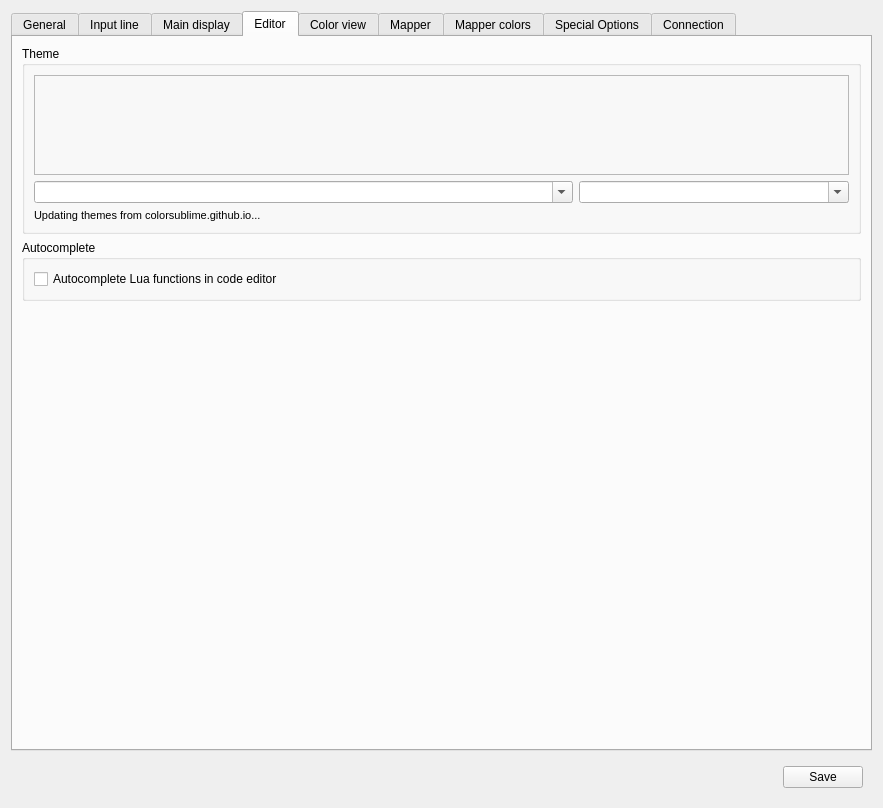
This is src/ui/profile_preferences.ui in Mudlet/Mudlet as Qt 5 draws it before an edit. The edited form follows.
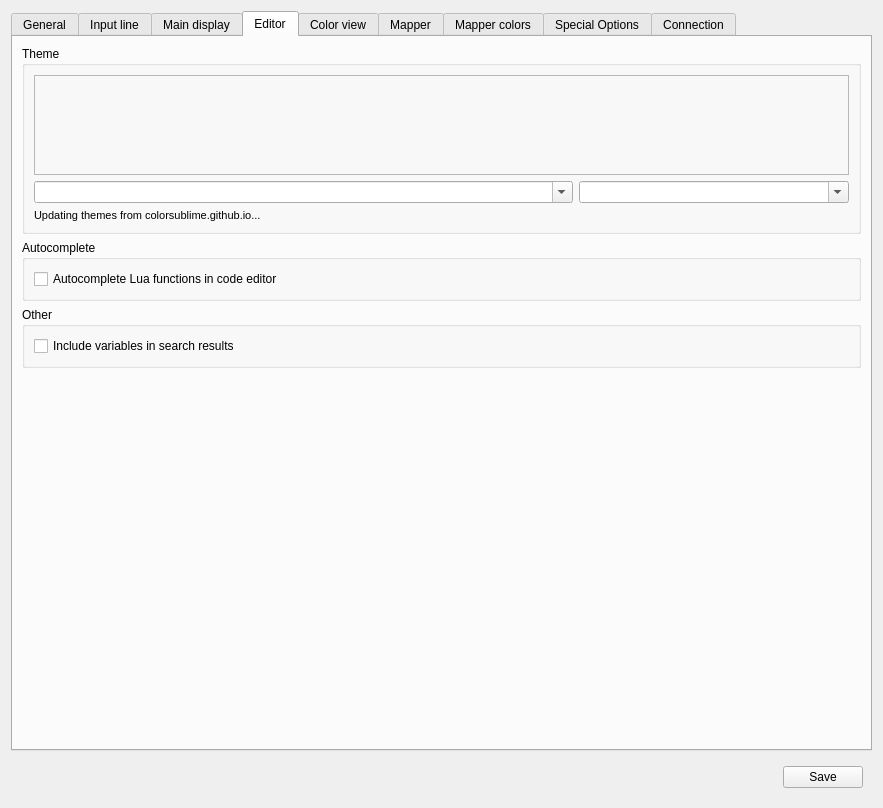
This is the edited form. The open tabs and pages were chosen to show the change. Icons and pictures are not drawn. Custom widgets are drawn as their Qt base class.

Commit message: Adds option to disable search including variables.

```diff
--- a/src/ui/profile_preferences.ui
+++ b/src/ui/profile_preferences.ui
@@ -1320,6 +1320,22 @@
          </layout>
         </widget>
        </item>
+       <item>
+        <widget class="QGroupBox" name="groupBox_2">
+         <property name="title">
+          <string>Other</string>
+         </property>
+         <layout class="QVBoxLayout" name="verticalLayout_5">
+          <item>
+           <widget class="QCheckBox" name="checkBox_searchIncludesVariables">
+            <property name="text">
+             <string>Include variables in search results</string>
+            </property>
+           </widget>
+          </item>
+         </layout>
+        </widget>
+       </item>
        <item>
         <spacer name="verticalSpacer_codeEditor">
          <property name="orientation">
```
The commit also changes 6 other files.
